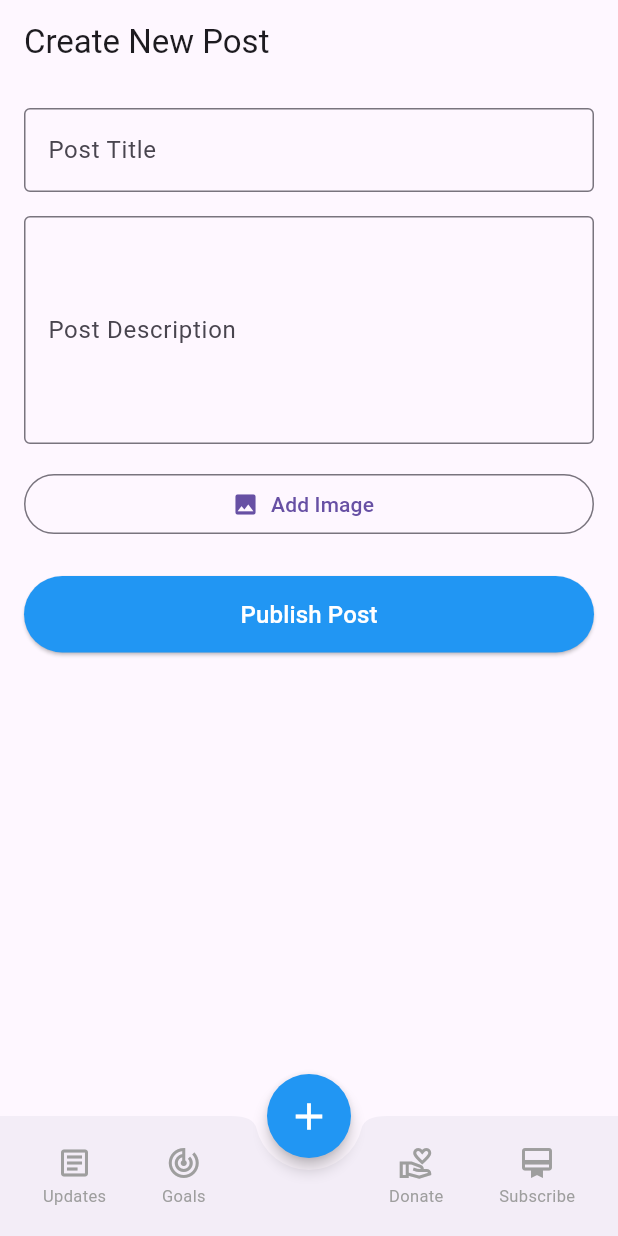
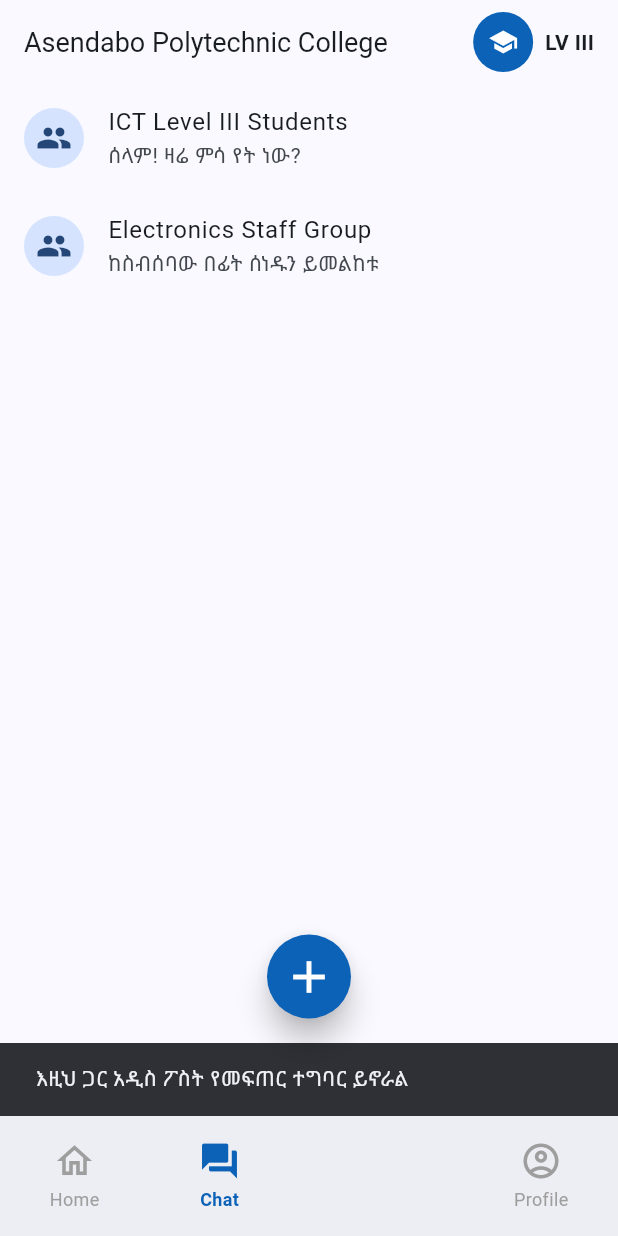
Before and after one commit to ethiopromax-code/Asendabo-app, a Flutter app: the screen it shows after launch, item 2 of the bottom bar chosen, after a tap on the "add" icon, on a phone screen of 412 x 824 dp. Run offline on Flutter 3.47's test engine with Material 3 defaults, Android fonts, the phone set to English and light mode, and no system bars.

Commit message:
Update main.dart

```diff
--- a/lib/main.dart
+++ b/lib/main.dart
@@ -1,11 +1,11 @@
 import 'package:flutter/material.dart';
 
 void main() {
-  runApp(const MyApp());
+  runApp(const AsendaboApp());
 }
 
-class MyApp extends StatelessWidget {
-  const MyApp({super.key});
+class AsendaboApp extends StatelessWidget {
+  const AsendaboApp({super.key});
 
   @override
   Widget build(BuildContext context) {
@@ -13,7 +13,8 @@ class MyApp extends StatelessWidget {
       debugShowCheckedModeBanner: false,
       title: 'Asendabo Polytechnic College',
       theme: ThemeData(
-        primarySwatch: Colors.blue,
+        primaryColor: const Color(0xFF0C62B6), // ተቋማዊ ሰማያዊ ቀለም
+        colorScheme: ColorScheme.fromSeed(seedColor: const Color(0xFF0C62B6)),
         useMaterial3: true,
       ),
       home: const MainNavigationScreen(),
@@ -22,7 +23,7 @@ class MyApp extends StatelessWidget {
 }
 
 // ==========================================
-// 1. MAIN NAVIGATION SCREEN
+// 1. የ Bottom Navigation ተቆጣጣሪ
 // ==========================================
 class MainNavigationScreen extends StatefulWidget {
   const MainNavigationScreen({super.key});
@@ -34,12 +35,12 @@ class MainNavigationScreen extends StatefulWidget {
 class _MainNavigationScreenState extends State<MainNavigationScreen> {
   int _selectedIndex = 0;
 
+  // የBottom Navigation ገጾች ዝርዝር
   final List<Widget> _pages = const [
-    UpdatesPage(),    // 0: Updates
-    GoalsPage(),      // 1: Goals
-    CreatePostPage(), // 2: ➕ አዲስ ፖስት
-    DonatePage(),     // 3: Donate
-    SubscribePage(),  // 4: Subscribe
+    HomePage(),       // ገጽ 1፦ Home
+    ChatPage(),       // ገጽ 2፦ Chat
+    SizedBox.shrink(), // ገጽ 3፦ ለ [+] (Plus) ክፍት ቦታ
+    ProfilePage(),    // ገጽ 4፦ Profile
   ];
 
   @override
@@ -50,62 +51,52 @@ class _MainNavigationScreenState extends State<MainNavigationScreen> {
       // መሀል ላይ ጎልታ የምትወጣዋ የፕላስ (+) ቁልፍ
       floatingActionButton: FloatingActionButton(
         onPressed: () {
-          setState(() {
-            _selectedIndex = 2; // ወደ CreatePostPage ይቀይራል
-          });
+          // [+] ሲጫን የሚፈጠር ክስተት
+          _showPostOptions(context);
         },
-        backgroundColor: Colors.blue,
-        elevation: 4,
+        backgroundColor: const Color(0xFF0C62B6),
+        elevation: 8,
         shape: const CircleBorder(),
-        child: const Icon(Icons.add, size: 30, color: Colors.white),
+        child: const Icon(Icons.add, size: 36, color: Colors.white),
       ),
       floatingActionButtonLocation: FloatingActionButtonLocation.centerDocked,
 
-      // ዘመናዊው የ Navigation Bar አደረጃጀት
+      // አዲሱ እና ዘመናዊው የNavigation Bar
       bottomNavigationBar: BottomAppBar(
         shape: const CircularNotchedRectangle(),
-        notchMargin: 8.0,
+        notchMargin: 10.0,
         clipBehavior: Clip.antiAlias,
         padding: EdgeInsets.zero,
-        child: Container(
-          height: 60,
-          padding: const EdgeInsets.symmetric(horizontal: 10),
+        child: SizedBox(
+          height: 65,
           child: Row(
             mainAxisAlignment: MainAxisAlignment.spaceAround,
             children: [
-              // 0: Updates
+              // 1. Home
               _buildNavItem(
                 index: 0,
-                label: 'Updates',
-                activeIcon: Icons.article,
-                inactiveIcon: Icons.article_outlined,
+                label: 'Home',
+                activeIcon: Icons.home_filled,
+                inactiveIcon: Icons.home_outlined,
               ),
 
-              // 1: Goals
+              // 2. Chat
               _buildNavItem(
                 index: 1,
-                label: 'Goals',
-                activeIcon: Icons.track_changes,
-                inactiveIcon: Icons.track_changes_outlined,
+                label: 'Chat',
+                activeIcon: Icons.forum,
+                inactiveIcon: Icons.forum_outlined,
               ),
 
               // ለ FloatingActionButton የሚሆን ክፍት ቦታ (መሃል ላይ)
-              const SizedBox(width: 48),
+              const SizedBox(width: 50),
 
-              // 3: Donate
+              // 4. Profile
               _buildNavItem(
                 index: 3,
-                label: 'Donate',
-                activeIcon: Icons.volunteer_activism,
-                inactiveIcon: Icons.volunteer_activism_outlined,
-              ),
-
-              // 4: Subscribe
-              _buildNavItem(
-                index: 4,
-                label: 'Subscribe',
-                activeIcon: Icons.card_membership,
-                inactiveIcon: Icons.card_membership_outlined,
+                label: 'Profile',
+                activeIcon: Icons.account_circle,
+                inactiveIcon: Icons.account_circle_outlined,
               ),
             ],
           ),
@@ -114,6 +105,7 @@ class _MainNavigationScreenState extends State<MainNavigationScreen> {
     );
   }
 
+  // የ Navigation ንጥሎችን ለመገንባት (Reusable Widget)
   Widget _buildNavItem({
     required int index,
     required String label,
@@ -122,7 +114,11 @@ class _MainNavigationScreenState extends State<MainNavigationScreen> {
   }) {
     final isSelected = _selectedIndex == index;
     return InkWell(
-      onTap: () => setState(() => _selectedIndex = index),
+      onTap: () {
+        setState(() {
+          _selectedIndex = index;
+        });
+      },
       borderRadius: BorderRadius.circular(10),
       child: Column(
         mainAxisSize: MainAxisSize.min,
@@ -130,58 +126,206 @@ class _MainNavigationScreenState extends State<MainNavigationScreen> {
         children: [
           Icon(
             isSelected ? activeIcon : inactiveIcon,
-            color: isSelected ? Colors.blue : Colors.grey,
-            size: 24,
+            color: isSelected ? const Color(0xFF0C62B6) : Colors.grey,
+            size: 28,
           ),
-          const SizedBox(height: 2),
+          const SizedBox(height: 3),
           Text(
             label,
             style: TextStyle(
-              fontSize: 11,
+              fontSize: 12,
               fontWeight: isSelected ? FontWeight.bold : FontWeight.normal,
-              color: isSelected ? Colors.blue : Colors.grey,
+              color: isSelected ? const Color(0xFF0C62B6) : Colors.grey,
             ),
           ),
         ],
       ),
     );
   }
+
+  // [+] ሲጫን የሚመጣ ቀለል ያለ Menu
+  void _showPostOptions(BuildContext context) {
+    ScaffoldMessenger.of(context).showSnackBar(
+      const SnackBar(content: Text('እዚህ ጋር አዲስ ፖስት የመፍጠር ተግባር ይኖራል')),
+    );
+  }
 }
 
 // ==========================================
-// 2. UPDATES PAGE (HOME SCREEN WITH CARDS)
+// 2. የተወሰኑ Widgetዎችን እንደገና ለመጠቀም (Reusable Widgets)
 // ==========================================
-class UpdatesPage extends StatelessWidget {
-  const UpdatesPage({super.key});
+
+// ሀ. የተቋሙ አርማ (Profile Avatar)
+class CollegeAvatar extends StatelessWidget {
+  final double size;
+  const CollegeAvatar({super.key, this.size = 40});
+
+  @override
+  Widget build(BuildContext context) {
+    return CircleAvatar(
+      radius: size / 2,
+      backgroundColor: const Color(0xFF0C62B6),
+      child: const Icon(Icons.school, color: Colors.white, size: 20),
+    );
+  }
+}
+
+// ለ. የጋራ አፕ ባር (Common AppBar)
+AppBar buildCommonAppBar() {
+  return AppBar(
+    title: const Text('Asendabo Polytechnic College', style: TextStyle(fontSize: 18)),
+    actions: const [
+      Padding(
+        padding: EdgeInsets.symmetric(horizontal: 8.0),
+        child: CollegeAvatar(), // የአርማው ቦታ
+      ),
+      Center(
+        child: Padding(
+          padding: EdgeInsets.only(right: 16.0),
+          child: Text('LV III', style: TextStyle(fontWeight: FontWeight.bold)),
+        ),
+      ),
+    ],
+  );
+}
+
+// ==========================================
+// 3. የገጾቹ ይዘት (Page Content Widgets)
+// ==========================================
+
+// ገጽ 1፦ Home (ፖስቶች የሚነበቡበት ገጽ)
+class HomePage extends StatelessWidget {
+  const HomePage({super.key});
 
   @override
   Widget build(BuildContext context) {
     return Scaffold(
-      appBar: AppBar(
-        title: const Text('Asendabo Polytechnic College'),
-        actions: [
-          IconButton(
-            icon: const Icon(Icons.account_circle, size: 30),
-            onPressed: () {},
+      appBar: buildCommonAppBar(),
+      body: ListView.builder(
+        padding: const EdgeInsets.all(16.0),
+        itemCount: 5, // የናሙና ፖስቶች ብዛት
+        itemBuilder: (context, index) {
+          return const PostCard(); // የፖስት ካርድ (ካለፈው ኮድ የተወሰደ)
+        },
       ),
-          const Center(
-            child: Padding(
-              padding: EdgeInsets.only(right: 12.0),
-              child: Text('LV III', style: TextStyle(fontWeight: FontWeight.bold)),
+    );
+  }
+}
+
+// ገጽ 2፦ Chat (የቡድን ውይይት ገጽ)
+class ChatPage extends StatelessWidget {
+  const ChatPage({super.key});
+
+  @override
+  Widget build(BuildContext context) {
+    return Scaffold(
+      appBar: buildCommonAppBar(),
+      body: ListView(
+        children: const [
+          ChatGroupTile(groupName: 'ICT Level III Students', lastMessage: 'ሰላም! ዛሬ ምሳ የት ነው?'),
+          ChatGroupTile(groupName: 'Electronics Staff Group', lastMessage: 'ከስብሰባው በፊት ሰነዱን ይመልከቱ'),
+        ],
+      ),
+    );
+  }
+}
+
+// ገጽ 4፦ Profile (የግል መረጃ ማሻሻያ ገጽ)
+class ProfilePage extends StatefulWidget {
+  const ProfilePage({super.key});
+
+  @override
+  State<ProfilePage> createState() => _ProfilePageState();
+}
+
+class _ProfilePageState extends State<ProfilePage> {
+  // የናሙና መረጃዎች
+  String _userName = 'ዳዊት አሰፋ';
+  String _profileImage = ''; // 'images/david.jpg' if exist
+
+  @override
+  Widget build(BuildContext context) {
+    return Scaffold(
+      appBar: buildCommonAppBar(),
+      body: SingleChildScrollView(
+        child: Column(
+          children: [
+            const SizedBox(height: 20),
+            // ትልቁ የፕሮፋይል ፎቶ
+            Center(
+              child: Stack(
+                children: [
+                  CircleAvatar(
+                    radius: 70,
+                    backgroundColor: Colors.grey[200],
+                    backgroundImage: _profileImage.isNotEmpty ? AssetImage(_profileImage) : null,
+                    child: _profileImage.isEmpty
+                        ? const Icon(Icons.person, size: 80, color: Colors.grey)
+                        : null,
+                  ),
+                  Positioned(
+                    bottom: 0,
+                    right: 0,
+                    child: CircleAvatar(
+                      backgroundColor: Colors.blue,
+                      radius: 20,
+                      child: IconButton(
+                        icon: const Icon(Icons.edit, color: Colors.white, size: 20),
+                        onPressed: () {
+                          // ፎቶ ለመቀየር onPressed
+                          _pickImage(context);
+                        },
+                      ),
                     ),
                   ),
                 ],
               ),
-      body: ListView.builder(
-        padding: const EdgeInsets.all(16.0),
-        itemCount: 3, // የካርዶቹ ብዛት
-        itemBuilder: (context, index) {
+            ),
+            const SizedBox(height: 20),
+            Text(_userName, style: const TextStyle(fontSize: 24, fontWeight: FontWeight.bold)),
+            const SizedBox(height: 30),
+            // የመረጃ ማሻሻያ ዝርዝር
+            ListTile(
+              leading: const Icon(Icons.text_fields),
+              title: const Text('ስም ይቀይሩ'),
+              onTap: () {
+                _editName(context);
+              },
+            ),
+            ListTile(
+              leading: const Icon(Icons.lock),
+              title: const Text('የይለፍ ቃል ቀይሩ'),
+              onTap: () {},
+            ),
+          ],
+        ),
+      ),
+    );
+  }
+
+  void _pickImage(BuildContext context) {
+    ScaffoldMessenger.of(context).showSnackBar(const SnackBar(content: Text('ፎቶ መራጭ Menú ይመጣል')));
+  }
+
+  void _editName(BuildContext context) {
+    ScaffoldMessenger.of(context).showSnackBar(const SnackBar(content: Text('የስም ማስተካከያ Dialog ይመጣል')));
+  }
+}
+
+// ==========================================
+// 4. የተጨማሪ Widget ክፍሎች (UI Components)
+// ==========================================
+
+// የፖስት ካርድ (ካለፈው ኮድ የተወሰደ)
+class PostCard extends StatelessWidget {
+  const PostCard({super.key});
+
+  @override
+  Widget build(BuildContext context) {
     return Card(
       margin: const EdgeInsets.only(bottom: 16.0),
       elevation: 3,
-            shape: RoundedRectangleBorder(
-              borderRadius: BorderRadius.circular(16),
-            ),
+      shape: RoundedRectangleBorder(borderRadius: BorderRadius.circular(16)),
       child: Container(
         height: 180,
         decoration: BoxDecoration(
@@ -190,7 +334,6 @@ class UpdatesPage extends StatelessWidget {
         ),
         child: Row(
           children: [
-                  // የግራ ጎን መረጃ
             Expanded(
               flex: 2,
               child: Padding(
@@ -198,104 +341,24 @@ class UpdatesPage extends StatelessWidget {
                 child: Column(
                   crossAxisAlignment: CrossAxisAlignment.start,
                   children: [
-                          const Text(
-                            'Developed by the\nUnited Nations',
-                            style: TextStyle(
-                              fontSize: 18,
-                              fontWeight: FontWeight.bold,
-                            ),
-                          ),
+                    const Text('አዲስ የትምህርት ፖሊሲ', style: TextStyle(fontSize: 18, fontWeight: FontWeight.bold)),
                     const SizedBox(height: 8),
-                          const Text(
-                            'The 17 Global Goals, also called the Sustainable Development Goals (SDGs)...',
-                            maxLines: 3,
-                            overflow: TextOverflow.ellipsis,
-                            style: TextStyle(fontSize: 12, color: Colors.grey),
-                          ),
+                    const Text('ከዚህ ቀደም የነበረው የICT ሥርዓተ-ትምህርት ተሻሽሏል...', maxLines: 3, overflow: TextOverflow.ellipsis, style: TextStyle(fontSize: 12, color: Colors.grey)),
                     const Spacer(),
-                          TextButton(
-                            onPressed: () {},
-                            child: const Text('More', style: TextStyle(fontWeight: FontWeight.bold)),
-                          )
+                    TextButton(onPressed: () {}, child: const Text('ተጨማሪ', style: TextStyle(fontWeight: FontWeight.bold)))
                   ],
                 ),
               ),
             ),
-                  // የቀኝ ጎን ሰማያዊ ክፍል
             Expanded(
               flex: 1,
               child: Container(
                 decoration: const BoxDecoration(
-                        color: Color(0xFF0C62B6), // ሰማያዊ ከለር
-                        borderRadius: BorderRadius.only(
-                          topRight: Radius.circular(16),
-                          bottomRight: Radius.circular(16),
+                  color: Color(0xFF0C62B6),
+                  borderRadius: BorderRadius.only(topRight: Radius.circular(16), bottomRight: Radius.circular(16)),
                 ),
+                child: const Center(child: Icon(Icons.public, size: 60, color: Colors.white)),
               ),
-                      child: const Center(
-                        child: Icon(Icons.public, size: 60, color: Colors.white),
-                      ),
-                    ),
-                  ),
-                ],
-              ),
-            ),
-          );
-        },
-      ),
-    );
-  }
-}
-
-// ==========================================
-// 3. CREATE POST PAGE (አዲስ ፖስት ማድረጊያ)
-// ==========================================
-class CreatePostPage extends StatelessWidget {
-  const CreatePostPage({super.key});
-
-  @override
-  Widget build(BuildContext context) {
-    return Scaffold(
-      appBar: AppBar(
-        title: const Text('Create New Post'),
-      ),
-      body: SingleChildScrollView(
-        padding: const EdgeInsets.all(16.0),
-        child: Column(
-          crossAxisAlignment: CrossAxisAlignment.stretch,
-          children: [
-            const TextField(
-              decoration: InputDecoration(
-                labelText: 'Post Title',
-                border: OutlineInputBorder(),
-              ),
-            ),
-            const SizedBox(height: 16),
-            const TextField(
-              maxLines: 5,
-              decoration: InputDecoration(
-                labelText: 'Post Description',
-                border: OutlineInputBorder(),
-              ),
-            ),
-            const SizedBox(height: 16),
-            OutlinedButton.icon(
-              onPressed: () {},
-              icon: const Icon(Icons.image),
-              label: const Text('Add Image'),
-            ),
-            const SizedBox(height: 24),
-            ElevatedButton(
-              style: ElevatedButton.styleFrom(
-                backgroundColor: Colors.blue,
-                padding: const EdgeInsets.symmetric(vertical: 14),
-              ),
-              onPressed: () {
-                ScaffoldMessenger.of(context).showSnackBar(
-                  const SnackBar(content: Text('Post Created Successfully!')),
-                );
-              },
-              child: const Text('Publish Post', style: TextStyle(color: Colors.white, fontSize: 16)),
             ),
           ],
         ),
@@ -304,47 +367,19 @@ class CreatePostPage extends StatelessWidget {
   }
 }
 
-// ==========================================
-// 4. GOALS PAGE
-// ==========================================
-class GoalsPage extends StatelessWidget {
-  const GoalsPage({super.key});
+// የቻት ቡድን ንጥል (Chat Group Tile)
+class ChatGroupTile extends StatelessWidget {
+  final String groupName;
+  final String lastMessage;
+  const ChatGroupTile({super.key, required this.groupName, required this.lastMessage});
 
   @override
   Widget build(BuildContext context) {
-    return Scaffold(
-      appBar: AppBar(title: const Text('Goals')),
-      body: const Center(child: Text('Goals Page', style: TextStyle(fontSize: 20))),
+    return ListTile(
+      leading: const CircleAvatar(child: Icon(Icons.group)),
+      title: Text(groupName),
+      subtitle: Text(lastMessage),
+      onTap: () {},
     );
   }
 }
-
-// ==========================================
-// 5. DONATE PAGE
-// ==========================================
-class DonatePage extends StatelessWidget {
-  const DonatePage({super.key});
-
-  @override
-  Widget build(BuildContext context) {
-    return Scaffold(
-      appBar: AppBar(title: const Text('Donate')),
-      body: const Center(child: Text('Donate Page', style: TextStyle(fontSize: 20))),
-    );
-  }
-}
-
-// ==========================================
-// 6. SUBSCRIBE PAGE
-// ==========================================
-class SubscribePage extends StatelessWidget {
-  const SubscribePage({super.key});
-
-  @override
-  Widget build(BuildContext context) {
-    return Scaffold(
-      appBar: AppBar(title: const Text('Subscribe')),
-      body: const Center(child: Text('Subscribe Page', style: TextStyle(fontSize: 20))),
-    );
-  }
-}
```
Lines whose indentation alone changed are shown as unchanged.
